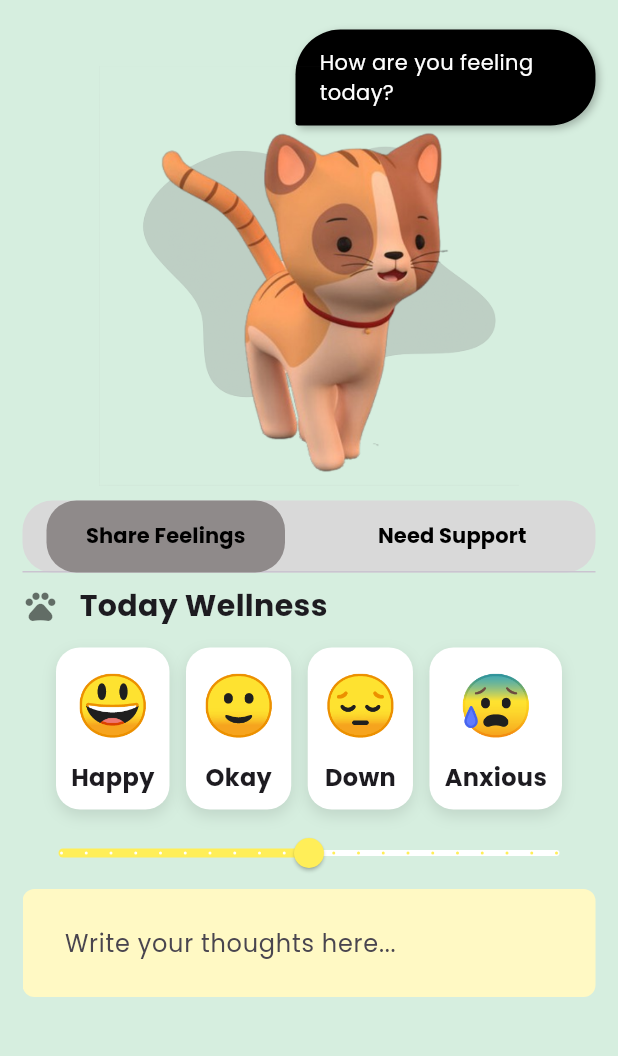
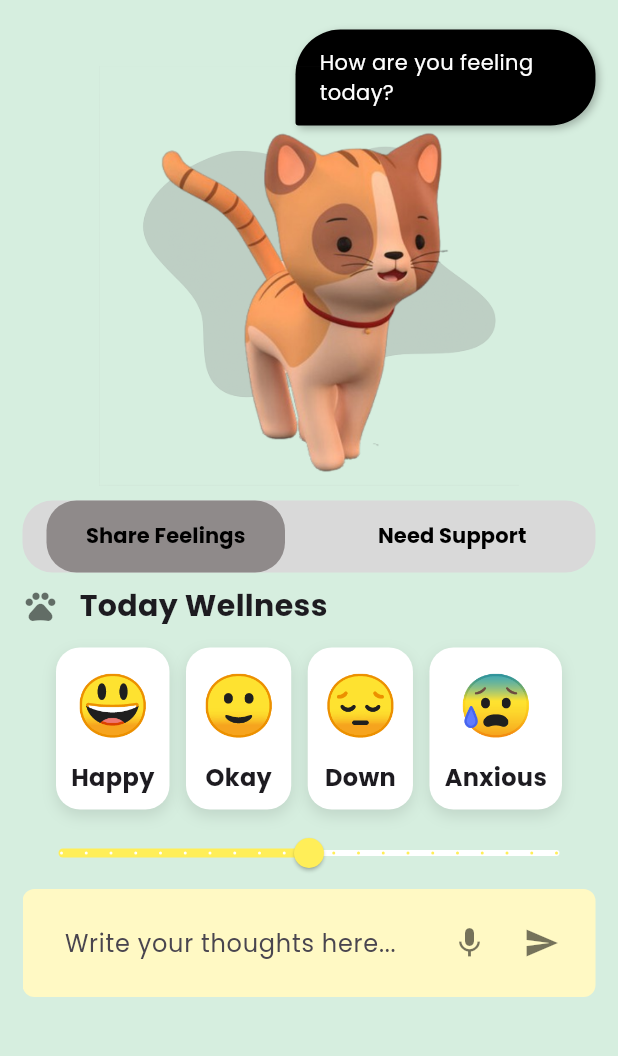
Before and after one commit to Mushy07/Here4U, a Flutter app: the UserMainNaviPage screen opened directly, on a phone screen of 412 x 824 dp, the part 68-1124 px from its top. Run offline on Flutter 3.47's test engine with Material 3 defaults, Android fonts, the phone set to English and light mode, and no system bars; our stand-ins replace flutter_calendar_carousel, google_fonts.

Commit message:
[FIX] bottom navbar route, forum header size, feeling recorder icon, tabbar divider

```diff
--- a/lib/features/user/community_forum/presentation/widgets/community_forum/community_forum_header.widget.dart
+++ b/lib/features/user/community_forum/presentation/widgets/community_forum/community_forum_header.widget.dart
@@ -14,10 +14,11 @@ class CommunityForumHeader extends StatelessWidget {
           centerTitle: true,
           title: const Text(
             'Community Forum',
+            overflow: TextOverflow.clip,
             style: TextStyle(
               color: Colors.black,
               fontWeight: FontWeight.bold,
-              fontSize: 36,
+              fontSize: 26,
             ),
           ),
         ),
--- a/lib/features/user/home/presentation/widgets/feelings_recorder.widget.dart
+++ b/lib/features/user/home/presentation/widgets/feelings_recorder.widget.dart
@@ -10,7 +10,6 @@ class FeelingsRecorder extends StatelessWidget {
   @override
   Widget build(BuildContext context) {
     return Column(
-
       crossAxisAlignment: CrossAxisAlignment.start,
       children: [
         Row(
@@ -19,10 +18,7 @@ class FeelingsRecorder extends StatelessWidget {
             const SizedBox(width: 6),
             Padding(
               padding: const EdgeInsets.all(8.0),
-              child: Text(
-                "Today Wellness",
-                style: subHeadingStyle,
-              ),
+              child: Text("Today Wellness", style: subHeadingStyle),
             ),
           ],
         ),
@@ -82,6 +78,23 @@ class FeelingsRecorder extends StatelessWidget {
                 borderRadius: BorderRadius.circular(8),
                 borderSide: BorderSide.none,
               ),
+              suffixIcon: Row(
+                mainAxisSize: MainAxisSize.min,
+                children: [
+                  IconButton(
+                    icon: const Icon(Icons.mic, color: Colors.black54),
+                    onPressed: () {
+                      // Handle voice input
+                    },
+                  ),
+                  IconButton(
+                    icon: const Icon(Icons.send, color: Colors.black54),
+                    onPressed: () {
+                      // Handle send action
+                    },
+                  ),
+                ],
+              ),
             ),
             style: const TextStyle(color: Colors.black87),
           ),
--- a/lib/features/user/home/presentation/widgets/main_function_tabbar.widget.dart
+++ b/lib/features/user/home/presentation/widgets/main_function_tabbar.widget.dart
@@ -19,6 +19,7 @@ class MainFunctionButton extends StatelessWidget {
               borderRadius: BorderRadius.circular(20),
             ),
             child: TabBar(
+              dividerHeight: 0.0,
               labelColor: Colors.black,
               unselectedLabelColor: Colors.black,
               indicator: BoxDecoration(
```
Also changed, not shown: lib/core/widgets/bottom_navibar.widget.dart (+0 -12 lines).
